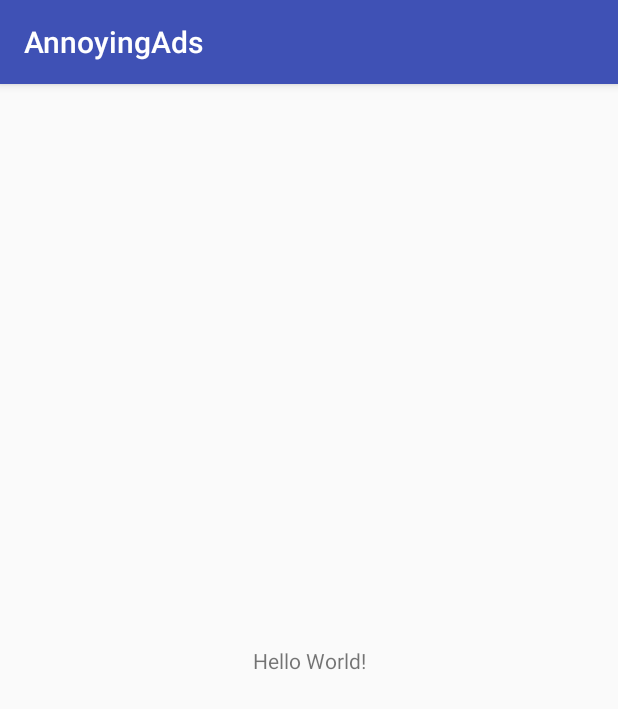
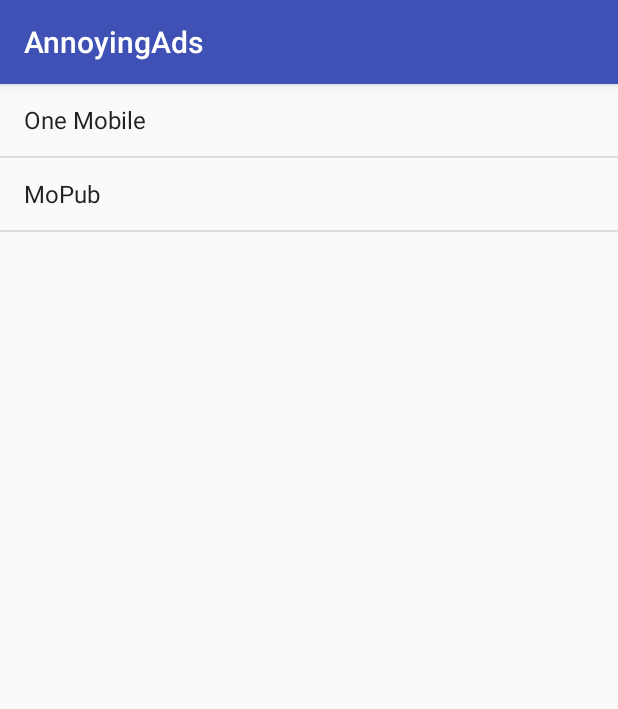
Before and after one commit to vragarsha/Ads, an Android app: the screen it shows after launch (MainActivity), on a phone screen of 412 x 824 dp. Shown: the top 709 px of the screen. Run offline under Robolectric (Android 15) with nearby library versions, the phone set to English and light mode, and no system bars.

Commit message:
Added the List View for the Various AdPartners

```diff
--- a/app/build.gradle
+++ b/app/build.gradle
@@ -26,4 +26,5 @@ dependencies {
     testImplementation 'junit:junit:4.12'
     androidTestImplementation 'com.android.support.test:runner:1.0.2'
     androidTestImplementation 'com.android.support.test.espresso:espresso-core:3.0.2'
+    implementation 'com.android.support:recyclerview-v7:26.1.0'
 }
--- a/app/src/main/java/com/annoyingads/MainActivity.java
+++ b/app/src/main/java/com/annoyingads/MainActivity.java
@@ -2,6 +2,8 @@ package com.annoyingads;
 
 import android.support.v7.app.AppCompatActivity;
 import android.os.Bundle;
+import android.widget.ArrayAdapter;
+import android.widget.ListView;
 
 public class MainActivity extends AppCompatActivity {
 
@@ -9,5 +11,9 @@ public class MainActivity extends AppCompatActivity {
     protected void onCreate(Bundle savedInstanceState) {
         super.onCreate(savedInstanceState);
         setContentView(R.layout.activity_main);
+        ListView adFormatListView =  findViewById(R.id.adPartners);
+        adFormatListView.setAdapter(new ArrayAdapter<>(this, android.R.layout.simple_list_item_1,
+                getResources().getStringArray(R.array.adPartners)));
+
     }
 }
--- a/app/src/main/res/layout/activity_main.xml
+++ b/app/src/main/res/layout/activity_main.xml
@@ -1,18 +1,12 @@
 <?xml version="1.0" encoding="utf-8"?>
 <android.support.constraint.ConstraintLayout xmlns:android="http://schemas.android.com/apk/res/android"
-    xmlns:app="http://schemas.android.com/apk/res-auto"
     xmlns:tools="http://schemas.android.com/tools"
     android:layout_width="match_parent"
     android:layout_height="match_parent"
     tools:context=".MainActivity">
 
-    <TextView
-        android:layout_width="wrap_content"
-        android:layout_height="wrap_content"
-        android:text="Hello World!"
-        app:layout_constraintBottom_toBottomOf="parent"
-        app:layout_constraintLeft_toLeftOf="parent"
-        app:layout_constraintRight_toRightOf="parent"
-        app:layout_constraintTop_toTopOf="parent" />
-
+    <ListView
+        android:id="@+id/adPartners"
+        android:layout_width="match_parent"
+        android:layout_height="match_parent" />
 </android.support.constraint.ConstraintLayout>
--- a/app/src/main/res/values/strings.xml
+++ b/app/src/main/res/values/strings.xml
@@ -1,3 +1,7 @@
 <resources>
     <string name="app_name">AnnoyingAds</string>
+    <string-array name="adPartners">
+        <item>One Mobile</item>
+        <item>MoPub</item>
+    </string-array>
 </resources>
```
